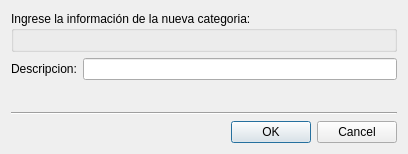
Above: AbogadosDesktop/src/gui/uis/nuevaCategoria.ui from ehmsoft/Desktop before the change. Below: the same form after it.
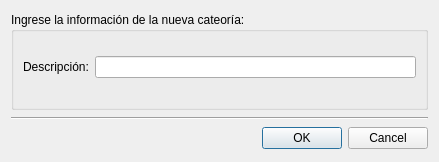
That is the form after the change.

Commit message: se modifica NuevaCategoriaScreen, se agregan tildes

```diff
--- a/AbogadosDesktop/src/gui/uis/nuevaCategoria.ui
+++ b/AbogadosDesktop/src/gui/uis/nuevaCategoria.ui
@@ -6,8 +6,8 @@
    <rect>
     <x>0</x>
     <y>0</y>
-    <width>408</width>
-    <height>154</height>
+    <width>439</width>
+    <height>162</height>
    </rect>
   </property>
   <property name="sizePolicy">
@@ -26,7 +26,7 @@
    <string>Nueva categoria</string>
   </property>
   <layout class="QGridLayout" name="gridLayout">
-   <item row="5" column="0">
+   <item row="8" column="0">
     <widget class="QDialogButtonBox" name="buttonBox">
      <property name="orientation">
       <enum>Qt::Horizontal</enum>
@@ -36,7 +36,7 @@
      </property>
     </widget>
    </item>
-   <item row="2" column="0">
+   <item row="6" column="0">
     <widget class="QGroupBox" name="groupBox">
      <property name="sizePolicy">
       <sizepolicy hsizetype="Preferred" vsizetype="Fixed">
@@ -45,29 +45,17 @@
       </sizepolicy>
      </property>
      <property name="title">
-      <string>Ingrese la información de la nueva categoria:</string>
+      <string>Ingrese la información de la nueva cateoría:</string>
      </property>
-     <layout class="QGridLayout" name="gridLayout_2"/>
-    </widget>
-   </item>
-   <item row="3" column="0">
+     <layout class="QGridLayout" name="gridLayout_2">
+      <item row="0" column="0">
     <layout class="QFormLayout" name="formLayout">
      <property name="fieldGrowthPolicy">
       <enum>QFormLayout::ExpandingFieldsGrow</enum>
      </property>
-     <item row="0" column="0">
-      <widget class="QLabel" name="lbldescripcion">
-       <property name="text">
-        <string>Descripcion:</string>
-       </property>
-       <property name="buddy">
-        <cstring>txtCategoria</cstring>
-       </property>
-      </widget>
-     </item>
-     <item row="0" column="1">
-      <widget class="QLineEdit" name="txtCategoria"/>
-     </item>
+        <property name="topMargin">
+         <number>15</number>
+        </property>
      <item row="1" column="0">
       <widget class="QLabel" name="lblNotas">
        <property name="text">
@@ -75,9 +63,25 @@
        </property>
       </widget>
      </item>
-    </layout>
-   </item>
-   <item row="4" column="0">
+        <item row="0" column="1">
+         <widget class="QLineEdit" name="txtCategoria"/>
+        </item>
+        <item row="0" column="0">
+         <widget class="QLabel" name="lbldescripcion">
+          <property name="text">
+           <string>Descripción:</string>
+          </property>
+          <property name="buddy">
+           <cstring>txtCategoria</cstring>
+          </property>
+         </widget>
+        </item>
+       </layout>
+      </item>
+     </layout>
+    </widget>
+   </item>
+   <item row="7" column="0">
     <widget class="Line" name="line">
      <property name="orientation">
       <enum>Qt::Horizontal</enum>
```
Lines whose indentation alone changed are shown as unchanged. The commit also changes 1 other file.
